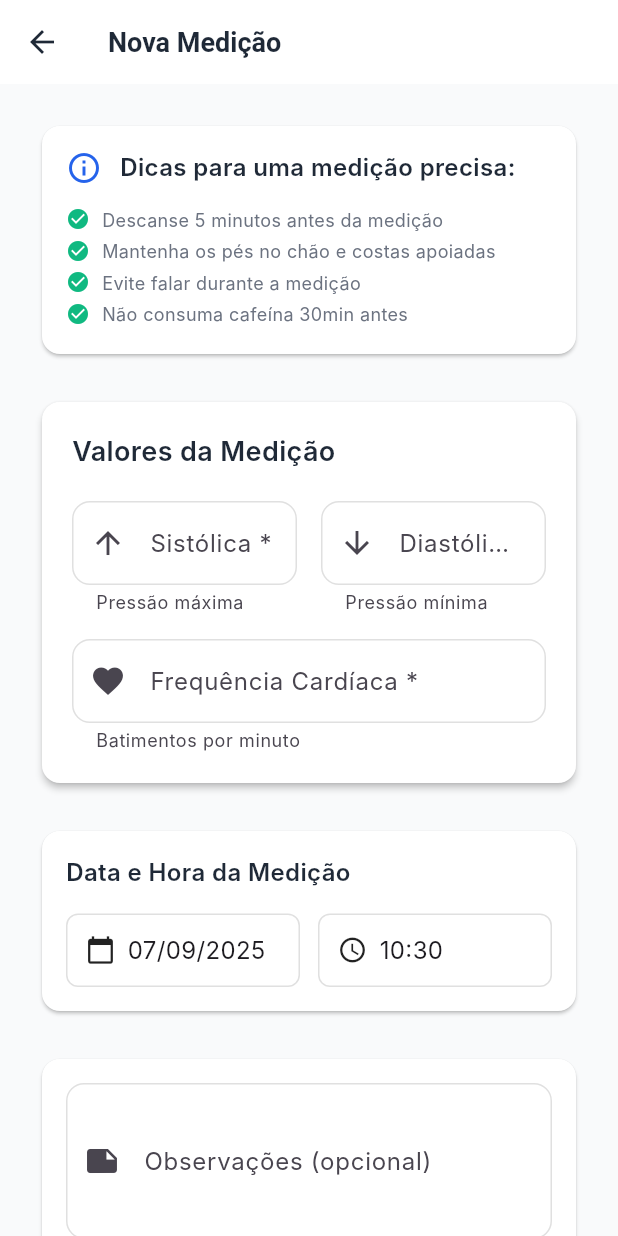
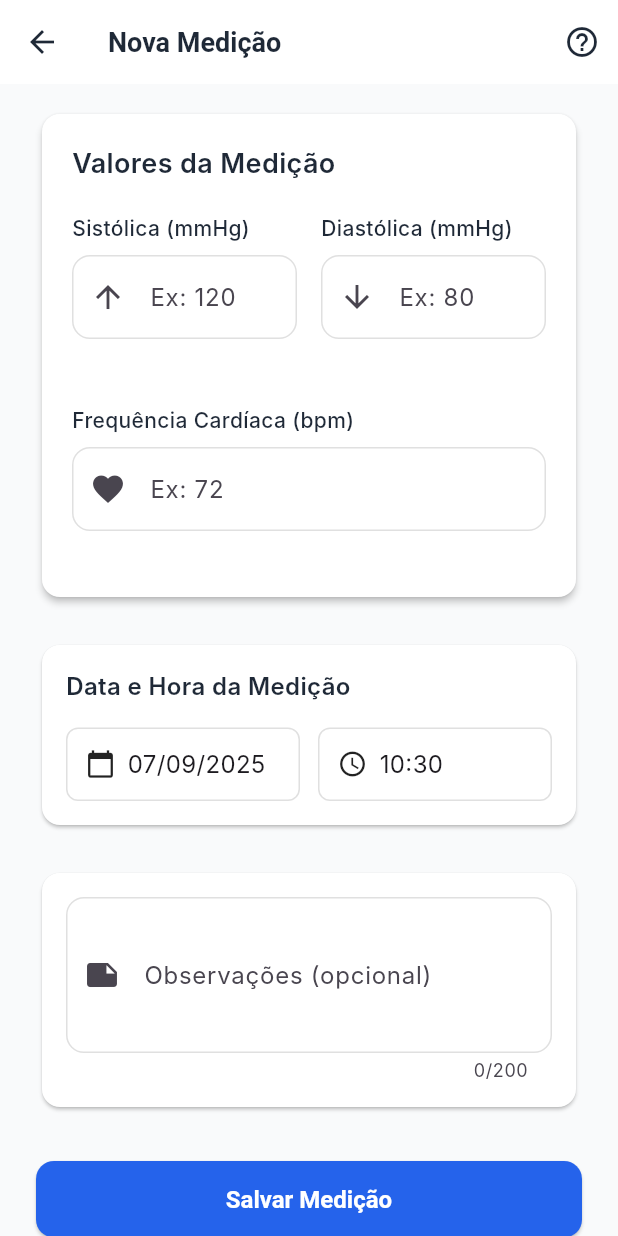
Before and after one commit to PauloRobert/bpmonitor, a Flutter app: the AddMeasurementScreen screen opened directly, on a phone screen of 412 x 824 dp. Run offline on Flutter 3.47's test engine with Material 3 defaults, Android fonts, the phone set to English and light mode, and no system bars; our stand-ins replace flutter_riverpod, shared_preferences, sqflite; accounts and stored records are empty; Roboto replaces fonts that are missing (Inter).

Commit message:
Corrigindo layout!

```diff
--- a/lib/features/measurements/add_measurement_screen.dart
+++ b/lib/features/measurements/add_measurement_screen.dart
@@ -33,6 +33,9 @@ class _AddMeasurementScreenState extends State<AddMeasurementScreen> {
   void initState() {
     super.initState();
     _initializeFields();
+    _systolicController.addListener(() => setState(() {}));
+    _diastolicController.addListener(() => setState(() {}));
+    _heartRateController.addListener(() => setState(() {}));
   }
 
   void _initializeFields() {
@@ -88,16 +91,13 @@ class _AddMeasurementScreenState extends State<AddMeasurementScreen> {
     if (value == null || value.isEmpty) {
       return 'Campo obrigatório';
     }
-
     final intValue = int.tryParse(value);
     if (intValue == null) {
       return 'Valor inválido';
     }
-
     if (intValue < AppConstants.minSystolic || intValue > AppConstants.maxSystolic) {
       return 'Valor deve estar entre ${AppConstants.minSystolic} e ${AppConstants.maxSystolic}';
     }
-
     return null;
   }
 
@@ -105,16 +105,13 @@ class _AddMeasurementScreenState extends State<AddMeasurementScreen> {
     if (value == null || value.isEmpty) {
       return 'Campo obrigatório';
     }
-
     final intValue = int.tryParse(value);
     if (intValue == null) {
       return 'Valor inválido';
     }
-
     if (intValue < AppConstants.minDiastolic || intValue > AppConstants.maxDiastolic) {
       return 'Valor deve estar entre ${AppConstants.minDiastolic} e ${AppConstants.maxDiastolic}';
     }
-
     return null;
   }
 
@@ -122,34 +119,27 @@ class _AddMeasurementScreenState extends State<AddMeasurementScreen> {
     if (value == null || value.isEmpty) {
       return 'Campo obrigatório';
     }
-
     final intValue = int.tryParse(value);
     if (intValue == null) {
       return 'Valor inválido';
     }
-
     if (intValue < AppConstants.minHeartRate || intValue > AppConstants.maxHeartRate) {
       return 'Valor deve estar entre ${AppConstants.minHeartRate} e ${AppConstants.maxHeartRate}';
     }
-
     return null;
   }
 
-  // ✅ FIX: Sistema de alertas médicos melhorado
   List<String> _getWarnings() {
     final warnings = <String>[];
-
     final systolic = int.tryParse(_systolicController.text);
     final diastolic = int.tryParse(_diastolicController.text);
     final heartRate = int.tryParse(_heartRateController.text);
 
     if (systolic != null && diastolic != null) {
-      // Validação crítica
       if (systolic <= diastolic) {
         warnings.add('ERRO: A pressão sistólica deve ser maior que a diastólica');
       }
 
-      // Criar medição temporária para usar a nova classificação
       final tempMeasurement = MeasurementModel(
         systolic: systolic,
         diastolic: diastolic,
@@ -157,20 +147,19 @@ class _AddMeasurementScreenState extends State<AddMeasurementScreen> {
         measuredAt: DateTime.now(),
         createdAt: DateTime.now(),
       );
-
-      // Adicionar alertas médicos específicos
       warnings.addAll(tempMeasurement.medicalAlerts);
     }
-
     return warnings;
   }
 
-  // ✅ FIX: Obter nível de criticidade dos alertas
   AlertLevel _getAlertLevel() {
     final systolic = int.tryParse(_systolicController.text);
     final diastolic = int.tryParse(_diastolicController.text);
 
     if (systolic != null && diastolic != null) {
+      if (systolic <= diastolic) {
+        return AlertLevel.critical;
+      }
       final tempMeasurement = MeasurementModel(
         systolic: systolic,
         diastolic: diastolic,
@@ -178,11 +167,9 @@ class _AddMeasurementScreenState extends State<AddMeasurementScreen> {
         measuredAt: DateTime.now(),
         createdAt: DateTime.now(),
       );
-
       if (tempMeasurement.needsUrgentAttention) {
         return AlertLevel.critical;
       }
-
       switch (tempMeasurement.category) {
         case 'crisis':
           return AlertLevel.critical;
@@ -196,7 +183,6 @@ class _AddMeasurementScreenState extends State<AddMeasurementScreen> {
           return AlertLevel.none;
       }
     }
-
     return AlertLevel.none;
   }
 
@@ -205,7 +191,6 @@ class _AddMeasurementScreenState extends State<AddMeasurementScreen> {
       return;
     }
 
-    // ✅ FIX: Verificar alertas críticos antes de salvar
     final alertLevel = _getAlertLevel();
     if (alertLevel == AlertLevel.critical) {
       final shouldContinue = await _showCriticalAlert();
@@ -237,7 +222,6 @@ class _AddMeasurementScreenState extends State<AddMeasurementScreen> {
         notes: _notesController.text.trim().isEmpty ? null : _notesController.text.trim(),
       );
 
-      // ✅ FIX: Log da ação do usuário
       AppConstants.logUserAction(
         widget.measurementToEdit != null ? 'update_measurement' : 'add_measurement',
         {
@@ -273,12 +257,10 @@ class _AddMeasurementScreenState extends State<AddMeasurementScreen> {
             duration: const Duration(seconds: 2),
           ),
         );
-
         Navigator.of(context).pop(true);
       }
     } catch (e, stackTrace) {
       AppConstants.logError('Erro ao salvar medição', e, stackTrace);
-
       if (mounted) {
         ScaffoldMessenger.of(context).showSnackBar(
           const SnackBar(
@@ -303,7 +285,6 @@ class _AddMeasurementScreenState extends State<AddMeasurementScreen> {
     }
   }
 
-  // ✅ FIX: Diálogo de alerta crítico
   Future<bool?> _showCriticalAlert() async {
     return showDialog<bool>(
       context: context,
@@ -313,7 +294,12 @@ class _AddMeasurementScreenState extends State<AddMeasurementScreen> {
           children: [
             Icon(Icons.warning, color: AppConstants.criticalColor),
             const SizedBox(width: 8),
-            const Text('Atenção Médica Urgente'),
+            const Expanded( // Garante que o texto se adapte à largura
+              child: Text(
+                'Atenção Médica Urgente',
+                softWrap: true, // Habilita quebra de linha
+              ),
+            ),
           ],
         ),
         content: const Column(
@@ -353,6 +339,54 @@ class _AddMeasurementScreenState extends State<AddMeasurementScreen> {
     );
   }
 
+  Future<void> _showTipsDialog() async {
+    return showDialog<void>(
+      context: context,
+      builder: (context) => AlertDialog(
+        title: const Text('Dicas para uma medição precisa'),
+        content: Column(
+          mainAxisSize: MainAxisSize.min,
+          crossAxisAlignment: CrossAxisAlignment.start,
+          children: [
+            _buildTipItem('Descanse 5 minutos antes da medição'),
+            _buildTipItem('Mantenha os pés no chão e costas apoiadas'),
+            _buildTipItem('Evite falar durante a medição'),
+            _buildTipItem('Não consuma cafeína 30min antes'),
+          ],
+        ),
+        actions: [
+          TextButton(
+            onPressed: () => Navigator.of(context).pop(),
+            child: const Text('Ok'),
+          ),
+        ],
+      ),
+    );
+  }
+
+  Widget _buildTipItem(String tip) {
+    return Padding(
+      padding: const EdgeInsets.symmetric(vertical: 4.0),
+      child: Row(
+        crossAxisAlignment: CrossAxisAlignment.start,
+        children: [
+          const Icon(
+            Icons.check_circle,
+            size: 16,
+            color: AppConstants.successColor,
+          ),
+          const SizedBox(width: 8),
+          Expanded(
+            child: Text(
+              tip,
+              style: const TextStyle(fontSize: 14),
+            ),
+          ),
+        ],
+      ),
+    );
+  }
+
   @override
   Widget build(BuildContext context) {
     final isEditing = widget.measurementToEdit != null;
@@ -371,17 +405,21 @@ class _AddMeasurementScreenState extends State<AddMeasurementScreen> {
           fontSize: 18,
           fontWeight: FontWeight.w600,
         ),
+        actions: [
+          IconButton(
+            icon: const Icon(Icons.help_outline),
+            onPressed: _showTipsDialog,
+          ),
+        ],
       ),
       body: Form(
         key: _formKey,
         child: SingleChildScrollView(
-          padding: const EdgeInsets.all(24.0),
+          padding: const EdgeInsets.symmetric(horizontal: 24.0, vertical: 16.0),
           child: Column(
             crossAxisAlignment: CrossAxisAlignment.start,
             children: [
-              _buildInstructionCard(),
-              const SizedBox(height: 24),
-              _buildMeasurementFields(),
+              _buildMeasurementFieldsCard(),
               const SizedBox(height: 24),
               _buildDateTimeSection(),
               const SizedBox(height: 24),
@@ -399,80 +437,7 @@ class _AddMeasurementScreenState extends State<AddMeasurementScreen> {
     );
   }
 
-  Widget _buildInstructionCard() {
-    return Card(
-      elevation: 1,
-      shape: RoundedRectangleBorder(
-        borderRadius: BorderRadius.circular(AppConstants.borderRadius),
-      ),
-      child: Padding(
-        padding: const EdgeInsets.all(16.0),
-        child: Column(
-          children: [
-            Row(
-              children: [
-                const Icon(
-                  Icons.info_outline,
-                  color: AppConstants.primaryColor,
-                  size: 24,
-                ),
-                const SizedBox(width: 12),
-                const Expanded(
-                  child: Text(
-                    'Dicas para uma medição precisa:',
-                    style: TextStyle(
-                      fontSize: 16,
-                      fontWeight: FontWeight.w600,
-                      color: AppConstants.textPrimary,
-                    ),
-                  ),
-                ),
-              ],
-            ),
-            const SizedBox(height: 12),
-            _buildTipsList(),
-          ],
-        ),
-      ),
-    );
-  }
-
-  Widget _buildTipsList() {
-    final tips = [
-      'Descanse 5 minutos antes da medição',
-      'Mantenha os pés no chão e costas apoiadas',
-      'Evite falar durante a medição',
-      'Não consuma cafeína 30min antes',
-    ];
-
-    return Column(
-      children: tips.map((tip) => Padding(
-        padding: const EdgeInsets.symmetric(vertical: 2),
-        child: Row(
-          crossAxisAlignment: CrossAxisAlignment.start,
-          children: [
-            Icon(
-              Icons.check_circle,
-              size: 16,
-              color: AppConstants.successColor,
-            ),
-            const SizedBox(width: 8),
-            Expanded(
-              child: Text(
-                tip,
-                style: const TextStyle(
-                  fontSize: 12,
-                  color: AppConstants.textSecondary,
-                ),
-              ),
-            ),
-          ],
-        ),
-      )).toList(),
-    );
-  }
-
-  Widget _buildMeasurementFields() {
+  Widget _buildMeasurementFieldsCard() {
     return Card(
       elevation: 2,
       shape: RoundedRectangleBorder(
@@ -492,68 +457,9 @@ class _AddMeasurementScreenState extends State<AddMeasurementScreen> {
               ),
             ),
             const SizedBox(height: 20),
-            Row(
-              children: [
-                Expanded(
-                  child: TextFormField(
-                    controller: _systolicController,
-                    decoration: const InputDecoration(
-                      labelText: 'Sistólica *',
-                      suffixText: 'mmHg',
-                      border: OutlineInputBorder(),
-                      prefixIcon: Icon(Icons.arrow_upward),
-                      helperText: 'Pressão máxima',
-                    ),
-                    keyboardType: TextInputType.number,
-                    inputFormatters: [
-                      FilteringTextInputFormatter.digitsOnly,
-                      LengthLimitingTextInputFormatter(3),
-                    ],
-                    validator: _validateSystolic,
-                    onChanged: (_) => setState(() {}),
-                  ),
-                ),
-                const SizedBox(width: 16),
-                Expanded(
-                  child: TextFormField(
-                    controller: _diastolicController,
-                    decoration: const InputDecoration(
-                      labelText: 'Diastólica *',
-                      suffixText: 'mmHg',
-                      border: OutlineInputBorder(),
-                      prefixIcon: Icon(Icons.arrow_downward),
-                      helperText: 'Pressão mínima',
-                    ),
-                    keyboardType: TextInputType.number,
-                    inputFormatters: [
-                      FilteringTextInputFormatter.digitsOnly,
-                      LengthLimitingTextInputFormatter(3),
-                    ],
-                    validator: _validateDiastolic,
-                    onChanged: (_) => setState(() {}),
-                  ),
-                ),
-              ],
-            ),
-            const SizedBox(height: 16),
-            TextFormField(
-              controller: _heartRateController,
-              decoration: const InputDecoration(
-                labelText: 'Frequência Cardíaca *',
-                suffixText: 'bpm',
-                border: OutlineInputBorder(),
-                prefixIcon: Icon(Icons.favorite),
-                helperText: 'Batimentos por minuto',
-              ),
-              keyboardType: TextInputType.number,
-              inputFormatters: [
-                FilteringTextInputFormatter.digitsOnly,
-                LengthLimitingTextInputFormatter(3),
-              ],
-              validator: _validateHeartRate,
-              onChanged: (_) => setState(() {}),
-            ),
-            // ✅ FIX: Preview da classificação em tempo real
+            _buildPressureInputs(),
+            const SizedBox(height: 20),
+            _buildHeartRateInput(),
             if (_systolicController.text.isNotEmpty && _diastolicController.text.isNotEmpty) ...[
               const SizedBox(height: 16),
               _buildClassificationPreview(),
@@ -564,7 +470,118 @@ class _AddMeasurementScreenState extends State<AddMeasurementScreen> {
     );
   }
 
-  // ✅ FIX: Preview da classificação em tempo real
+  Widget _buildPressureInputs() {
+    return Row(
+      crossAxisAlignment: CrossAxisAlignment.start,
+      children: [
+        Expanded(
+          child: Column(
+            crossAxisAlignment: CrossAxisAlignment.start,
+            children: [
+              Text(
+                'Sistólica (mmHg)',
+                style: TextStyle(
+                  fontSize: 14,
+                  fontWeight: FontWeight.w500,
+                  color: AppConstants.textPrimary,
+                ),
+              ),
+              const SizedBox(height: 8),
+              SizedBox(
+                height: 80,
+                child: TextFormField(
+                  controller: _systolicController,
+                  decoration: InputDecoration(
+                    hintText: 'Ex: 120',
+                    border: const OutlineInputBorder(),
+                    prefixIcon: const Icon(Icons.arrow_upward),
+                    errorMaxLines: 2,
+                  ),
+                  keyboardType: TextInputType.number,
+                  inputFormatters: [
+                    FilteringTextInputFormatter.digitsOnly,
+                    LengthLimitingTextInputFormatter(3),
+                  ],
+                  validator: _validateSystolic,
+                ),
+              ),
+            ],
+          ),
+        ),
+        const SizedBox(width: 16),
+        Expanded(
+          child: Column(
+            crossAxisAlignment: CrossAxisAlignment.start,
+            children: [
+              Text(
+                'Diastólica (mmHg)',
+                style: TextStyle(
+                  fontSize: 14,
+                  fontWeight: FontWeight.w500,
+                  color: AppConstants.textPrimary,
+                ),
+              ),
+              const SizedBox(height: 8),
+              SizedBox(
+                height: 80,
+                child: TextFormField(
+                  controller: _diastolicController,
+                  decoration: InputDecoration(
+                    hintText: 'Ex: 80',
+                    border: const OutlineInputBorder(),
+                    prefixIcon: const Icon(Icons.arrow_downward),
+                    errorMaxLines: 2,
+                  ),
+                  keyboardType: TextInputType.number,
+                  inputFormatters: [
+                    FilteringTextInputFormatter.digitsOnly,
+                    LengthLimitingTextInputFormatter(3),
+                  ],
+                  validator: _validateDiastolic,
+                ),
+              ),
+            ],
+          ),
+        ),
+      ],
+    );
+  }
+
+  Widget _buildHeartRateInput() {
+    return Column(
+      crossAxisAlignment: CrossAxisAlignment.start,
+      children: [
+        Text(
+          'Frequência Cardíaca (bpm)',
+          style: TextStyle(
+            fontSize: 14,
+            fontWeight: FontWeight.w500,
+            color: AppConstants.textPrimary,
+          ),
+        ),
+        const SizedBox(height: 8),
+        SizedBox(
+          height: 80,
+          child: TextFormField(
+            controller: _heartRateController,
+            decoration: InputDecoration(
+              hintText: 'Ex: 72',
+              border: const OutlineInputBorder(),
+              prefixIcon: const Icon(Icons.favorite),
+              errorMaxLines: 2,
+            ),
+            keyboardType: TextInputType.number,
+            inputFormatters: [
+              FilteringTextInputFormatter.digitsOnly,
+              LengthLimitingTextInputFormatter(3),
+            ],
+            validator: _validateHeartRate,
+          ),
+        ),
+      ],
+    );
+  }
+
   Widget _buildClassificationPreview() {
     final systolic = int.tryParse(_systolicController.text);
     final diastolic = int.tryParse(_diastolicController.text);
@@ -712,7 +729,6 @@ class _AddMeasurementScreenState extends State<AddMeasurementScreen> {
     );
   }
 
-  // ✅ FIX: Card de alertas com níveis de criticidade
   Widget _buildWarningsCard(List<String> warnings, AlertLevel level) {
     Color cardColor;
     Color borderColor;
@@ -789,14 +805,12 @@ class _AddMeasurementScreenState extends State<AddMeasurementScreen> {
                 ),
               ),
             )),
-            // ✅ FIX: Botão de ação para casos críticos
             if (level == AlertLevel.critical) ...[
               const SizedBox(height: 12),
               SizedBox(
                 width: double.infinity,
                 child: OutlinedButton.icon(
                   onPressed: () {
-                    // Simular chamada de emergência (placeholder)
                     ScaffoldMessenger.of(context).showSnackBar(
                       const SnackBar(
                         content: Text('Em caso de emergência, ligue 192 (SAMU) ou vá ao hospital mais próximo'),
@@ -868,7 +882,6 @@ class _AddMeasurementScreenState extends State<AddMeasurementScreen> {
   }
 }
 
-// ✅ FIX: Enum para níveis de alerta
 enum AlertLevel {
   none,
   low,
```
